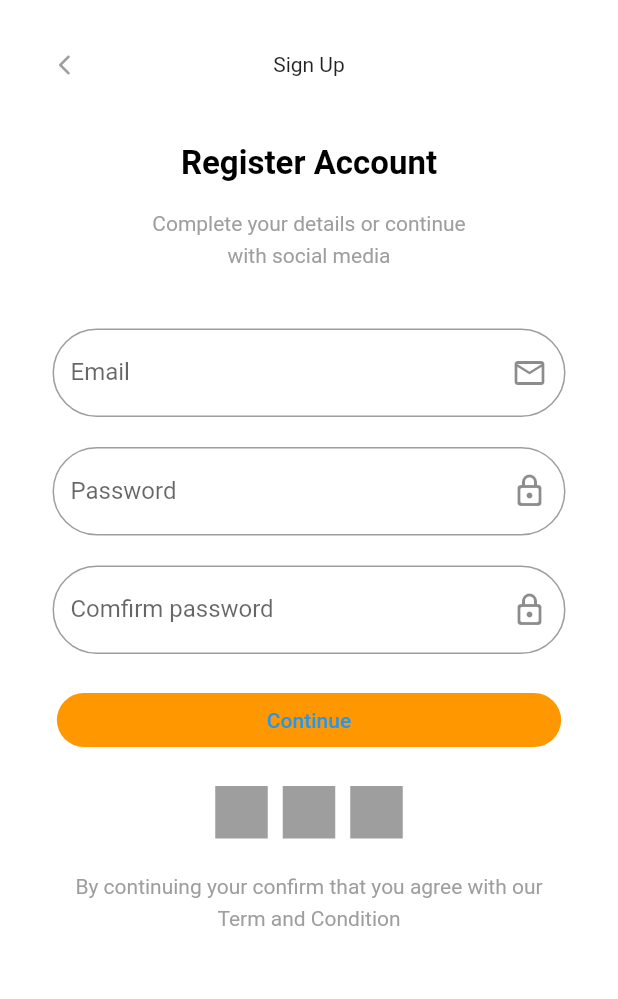
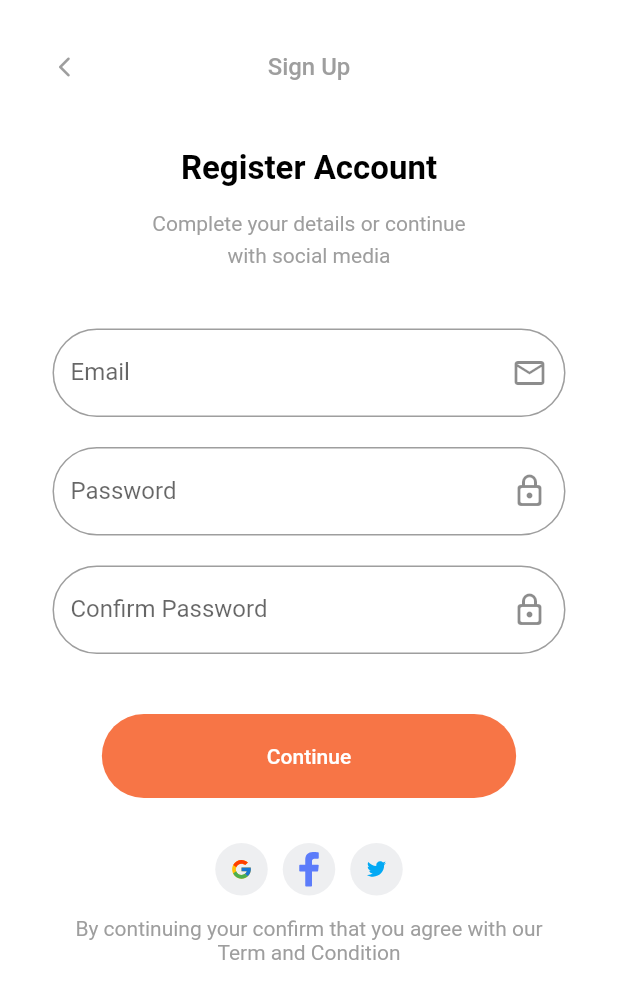
Before and after one commit to salma-elaimar/Flutter_Ecomm_App, a Flutter app: the SignupScreen screen opened directly, on a phone screen of 412 x 824 dp. Shown: the top 999 px of the screen. Run offline on Flutter 3.47's test engine with Material 2 defaults, Android fonts, the phone set to English and light mode, and no system bars; our stand-ins replace flutter_svg; Roboto replaces fonts that are missing (Multi).

Commit message:
added svg icons for signup_screen

```diff
--- a/lib/main.dart
+++ b/lib/main.dart
@@ -16,7 +16,7 @@ class MyApp extends StatelessWidget {
       theme: ThemeData(
         primarySwatch: Colors.blue,
       ),
-      home: OnboardingScreen(),
+      home: SignupScreen(),
     );
   }
 }
--- a/lib/screens/auth/signup_screen.dart
+++ b/lib/screens/auth/signup_screen.dart
@@ -1,5 +1,5 @@
 import 'package:flutter/material.dart';
-import 'package:flutter/painting.dart';
+import 'package:flutter_svg/svg.dart';
 
 class SignupScreen extends StatelessWidget {
   @override
@@ -9,6 +9,8 @@ class SignupScreen extends StatelessWidget {
       body: SafeArea(
         child: Padding(
           padding: EdgeInsets.all(35),
+          child: SingleChildScrollView(
+            physics: BouncingScrollPhysics(),
             child: Column(
               children: [
                 Row(
@@ -21,6 +23,12 @@ class SignupScreen extends StatelessWidget {
                     ),
                     Text(
                       'Sign Up',
+                      style: TextStyle(
+                        color: Colors.grey,
+                        fontSize: 16,
+                        fontWeight: FontWeight.w500,
+                        fontFamily: "Multi",
+                      ),
                     ),
                     Icon(
                       Icons.arrow_back_ios_new_rounded,
@@ -41,7 +49,7 @@ class SignupScreen extends StatelessWidget {
                   ),
                 ),
                 SizedBox(
-                height: 15,
+                  height: 12,
                 ),
                 Text(
                   'Complete your details or continue \nwith social media',
@@ -52,64 +60,51 @@ class SignupScreen extends StatelessWidget {
                   ),
                   textAlign: TextAlign.center,
                 ),
-              SizedBox(
-                height: 40,
-              ),
+                SizedBox(height: 40),
                 TextFormField(
                   decoration: InputDecoration(
                     labelText: "Email",
                     hintText: "Enter your email",
-                  suffixIcon: Icon(
-                    Icons.email_outlined,
-                  ),
+                    suffixIcon: Icon(Icons.email_outlined),
                     border: OutlineInputBorder(
                       borderRadius: BorderRadius.circular(50),
                     ),
                   ),
                 ),
-              SizedBox(
-                height: 20,
-              ),
+                SizedBox(height: 20),
                 TextFormField(
                   obscureText: true,
                   decoration: InputDecoration(
                     labelText: "Password",
                     hintText: "Enter your password",
-                  suffixIcon: Icon(
-                    Icons.lock_outline_rounded,
-                  ),
+                    suffixIcon: Icon(Icons.lock_outline_rounded),
                     border: OutlineInputBorder(
                       borderRadius: BorderRadius.circular(50),
                     ),
                   ),
                 ),
-              SizedBox(
-                height: 20,
-              ),
+                SizedBox(height: 20),
                 TextFormField(
                   obscureText: true,
                   decoration: InputDecoration(
-                  labelText: "Comfirm password",
+                    labelText: "Confirm Password",
                     hintText: "Re-enter your password",
-                  suffixIcon: Icon(
-                    Icons.lock_outline_rounded,
-                  ),
+                    suffixIcon: Icon(Icons.lock_outline_rounded),
                     border: OutlineInputBorder(
                       borderRadius: BorderRadius.circular(50),
                     ),
                   ),
                 ),
-              SizedBox(
-                height: 20,
-              ),
+                SizedBox(height: 40),
                 TextButton(
                   onPressed: printSalam,
                   child: Text('Continue'),
                   style: TextButton.styleFrom(
-                  backgroundColor: Colors.orange,
+                    backgroundColor: Color(0xfff77546),
+                    foregroundColor: Colors.white,
                     padding: EdgeInsets.symmetric(
-                    horizontal: 140,
-                    vertical: 4,
+                      horizontal: 110,
+                      vertical: 20,
                     ),
                     shape: RoundedRectangleBorder(
                       borderRadius: BorderRadius.circular(30),
@@ -117,7 +112,7 @@ class SignupScreen extends StatelessWidget {
                   ),
                 ),
                 SizedBox(
-                height: 20,
+                  height: 30,
                 ),
                 Row(
                   mainAxisAlignment: MainAxisAlignment.center,
@@ -125,41 +120,64 @@ class SignupScreen extends StatelessWidget {
                     Container(
                       width: 35,
                       height: 35,
+                      padding: EdgeInsets.all(10),
                       decoration: BoxDecoration(
-                      color: Colors.grey,
+                        shape: BoxShape.circle,
+                        color: Color(0xffeeeff1),
+                      ),
+                      alignment: Alignment.center,
+                      child: SvgPicture.asset(
+                        "assets/icons/google.svg",
+                        width: 25,
+                        height: 25,
                       ),
                     ),
-                  SizedBox(
-                    width: 10,
-                  ),
+                    SizedBox(width: 10),
                     Container(
                       width: 35,
                       height: 35,
-                    color: Colors.grey,
+                      // padding: EdgeInsets.all(10),
+                      decoration: BoxDecoration(
+                        shape: BoxShape.circle,
+                        color: Color(0xffeeeff1),
                       ),
-                  SizedBox(
-                    width: 10,
+
+                      alignment: Alignment.center,
+                      child: SvgPicture.asset(
+                        "assets/icons/facebook.svg",
+                        width: 25,
+                        height: 25,
                       ),
+                    ),
+                    SizedBox(width: 10),
                     Container(
                       width: 35,
                       height: 35,
-                    color: Colors.grey,
+                      padding: EdgeInsets.all(9),
+                      decoration: BoxDecoration(
+                        shape: BoxShape.circle,
+                        color: Color(0xffeeeff1),
+                      ),
+                      child: SvgPicture.asset(
+                        "assets/icons/twitter.svg",
+                        width: 25,
+                        height: 25,
+                      ),
                     ),
                   ],
                 ),
                 SizedBox(
-                height: 20,
+                  height: 14,
                 ),
                 Text(
                   'By continuing your confirm that you agree with our Term and Condition',
+                  textAlign: TextAlign.center,
                   style: TextStyle(
                     color: Colors.grey,
-                  height: 1.5,
-                  fontWeight: FontWeight.w400,
                   ),
-                textAlign: TextAlign.center,
-              )
+                ),
               ],
+            ),
           ),
         ),
       ),
```
Also changed, not shown: pubspec.yaml (+52 -17 lines), assets/icons/facebook.svg (added), assets/icons/google.svg (added), assets/icons/twitter.svg (added), 3 other files. Lines whose indentation alone changed are shown as unchanged.
